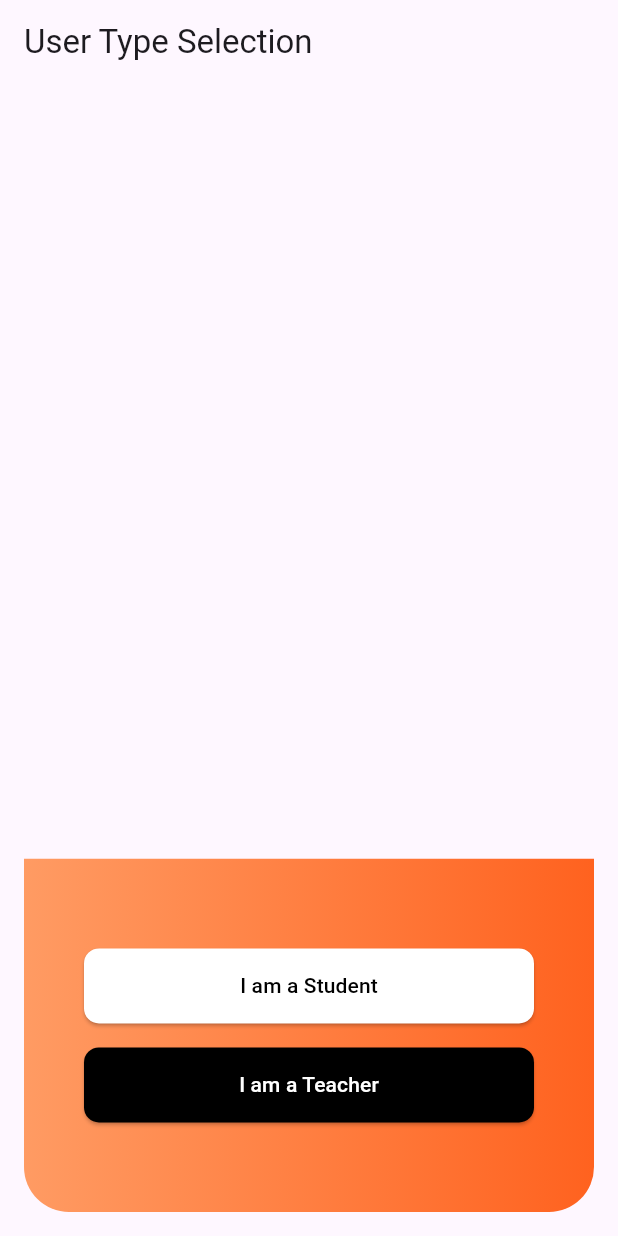
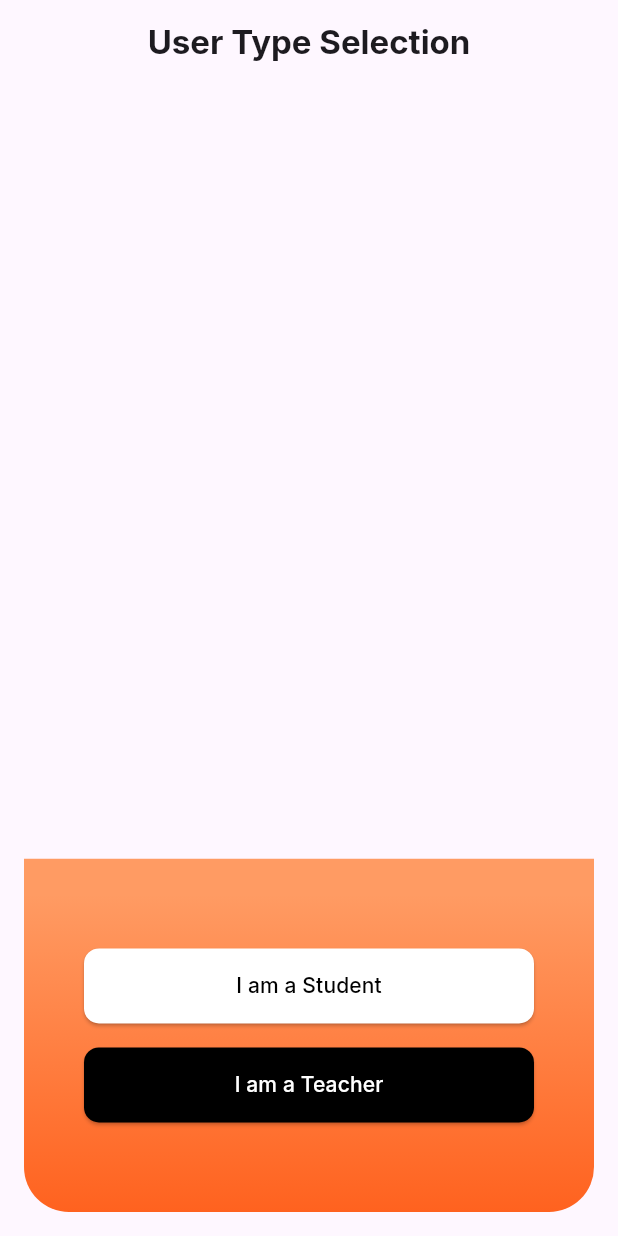
Before and after one commit to SauravHaldar04/Tech-a-thon-Cyber-Neekz, a Flutter app: the screen it shows after launch, on a phone screen of 412 x 824 dp. Run offline on Flutter 3.47's test engine with Material 3 defaults, Android fonts, the phone set to English and light mode, and no system bars.

Commit message:
Theming and UI update

```diff
--- a/lib/global/globalvariables.dart
+++ b/lib/global/globalvariables.dart
@@ -1,8 +1,9 @@
 import 'package:flutter/material.dart';
 
 class GlobalVariables {
-  static const Gradient primaryGradient = LinearGradient(colors: [
-    Color.fromRGBO(255, 155, 99, 1),
-    Color.fromRGBO(255, 98, 31, 1)
-  ]);
+  static const Gradient primaryGradient = LinearGradient(
+      colors: [Color.fromRGBO(255, 155, 99, 1), Color.fromRGBO(255, 98, 31, 1)],
+      stops: [0.1, 1],
+      begin: Alignment.topCenter,
+      end: Alignment.bottomCenter);
 }
--- a/lib/main.dart
+++ b/lib/main.dart
@@ -16,6 +16,7 @@
       debugShowCheckedModeBanner: false,
       title: 'Student-Teacher Portal',
       theme: ThemeData(
+        fontFamily: 'Inter',
         primarySwatch: Colors.blue,
       ),
       home: const UserTypeSelectionPage(),
--- a/lib/screens/user_type_selection.dart
+++ b/lib/screens/user_type_selection.dart
@@ -10,7 +10,11 @@ class UserTypeSelectionPage extends StatelessWidget {
   Widget build(BuildContext context) {
     return Scaffold(
       appBar: AppBar(
-        title: const Text('User Type Selection'),
+        centerTitle: true,
+        title: const Text(
+          'User Type Selection',
+          style: TextStyle(fontWeight: FontWeight.bold),
+        ),
       ),
       body: Padding(
         padding: const EdgeInsets.all(16.0),
@@ -18,11 +22,13 @@ class UserTypeSelectionPage extends StatelessWidget {
           mainAxisAlignment: MainAxisAlignment.end,
           children: [
             Container(
-              decoration: BoxDecoration(
-                  gradient: GlobalVariables.primaryGradient,
-                  borderRadius: BorderRadius.only(
-                      bottomLeft: Radius.circular(30),
-                      bottomRight: Radius.circular(30))),
+              decoration: const BoxDecoration(
+                gradient: GlobalVariables.primaryGradient,
+                borderRadius: BorderRadius.only(
+                  bottomLeft: Radius.circular(30),
+                  bottomRight: Radius.circular(30),
+                ),
+              ),
               alignment: Alignment.bottomCenter,
               width: MediaQuery.of(context).size.width - 16,
               height: (MediaQuery.of(context).size.height / 3.5),
```
Also changed, not shown: pubspec.yaml (+4 -4 lines), assets/fonts/Inter-Black.ttf (added), assets/fonts/Inter-Bold.ttf (added), assets/fonts/Inter-ExtraBold.ttf (added), assets/fonts/Inter-ExtraLight.ttf (added), assets/fonts/Inter-Light.ttf (added), assets/fonts/Inter-Medium.ttf (added), assets/fonts/Inter-Regular.ttf (added), assets/fonts/Inter-SemiBold.ttf (added), assets/fonts/Inter-Thin.ttf (added).
